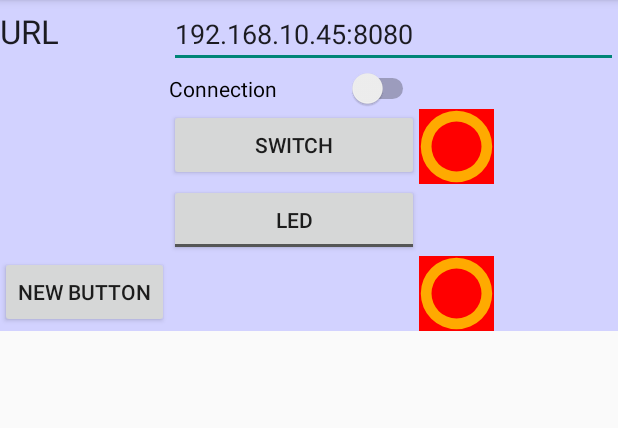
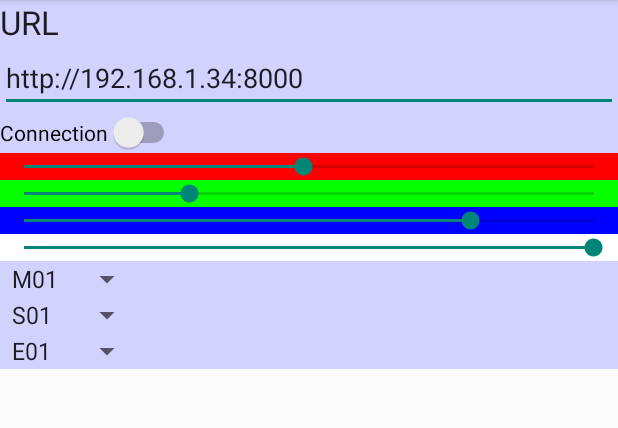
Before and after one commit to rimas79/rasp-controll, an Android app: the screen it shows after launch (MainActivity), on a phone screen of 412 x 824 dp, the part 84-512 px from its top. Run offline under Robolectric (Android 15) with nearby library versions, the phone set to English and light mode, and no system bars.

Commit message:
hx led controller support

```diff
--- a/raspcontroll/src/main/AndroidManifest.xml
+++ b/raspcontroll/src/main/AndroidManifest.xml
@@ -16,7 +16,7 @@
                 <category android:name="android.intent.category.LAUNCHER" />
             </intent-filter>
         </activity>
-        <permission />
+        <!--permission /-->
     </application>
     <uses-permission android:name="android.permission.INTERNET"></uses-permission>
 </manifest>
--- a/raspcontroll/src/main/java/com/rc/raspcontroll/MainActivity.java
+++ b/raspcontroll/src/main/java/com/rc/raspcontroll/MainActivity.java
@@ -4,6 +4,7 @@ import android.annotation.TargetApi;
 import android.content.Context;
 import android.content.SharedPreferences;
 import android.os.AsyncTask;
+import android.provider.Settings;
 import android.support.v7.app.ActionBarActivity;
 import android.support.v4.app.Fragment;
 import android.os.Bundle;
@@ -15,8 +16,11 @@ import android.view.Menu;
 import android.view.View;
 import android.view.ViewGroup;
 import android.os.Build;
+import android.widget.AdapterView;
 import android.widget.EditText;
 import android.widget.ImageView;
+import android.widget.SeekBar;
+import android.widget.Spinner;
 import android.widget.Switch;
 import android.widget.ToggleButton;
 
@@ -27,11 +31,12 @@ import java.io.Reader;
 import java.net.HttpURLConnection;
 import java.net.URL;
 
-public class MainActivity extends ActionBarActivity {
+public class MainActivity extends ActionBarActivity implements SeekBar.OnSeekBarChangeListener, Spinner.OnItemSelectedListener {
 
     static final String APP_PREFERENCES = "mysettings";
     static final String APP_PREFERENCES_URL = "rasp_url";
-    static final String APP_PREFERENCES_TOK = "rasp_tok";
+
+    private static String androidID;
 
 /*
     команды
@@ -40,10 +45,28 @@ public class MainActivity extends ActionBarActivity {
     static final String get_token = "get_token";
     static final String get_sw = "get_sw";
     static final String set_led = "set_led";
+// led bar
+    static final String LED_BAR = "led_bar";
+    static final String LED_BAR_DYN = "dynamic";
+    static final String LED_BAR_RED = "red";
+    static final String LED_BAR_GREEN = "green";
+    static final String LED_BAR_BLUE = "blue";
+    static final String LED_BAR_BRIGHT = "bright";
+    static final String LED_BAR_SPEED = "speed";
+    static final String LED_BAR_DYN_MODE = "dyn_mode";
+    static final String LED_BAR_DYN_EFF = "dyn_effect";
+//
+
+    SeekBar seekBarRed;
+    SeekBar seekBarGreen;
+    SeekBar seekBarBlue;
+    SeekBar seekBarBright;
+
+    Spinner spMode;
+    Spinner spSpeed;
+    Spinner spEffect;
 
     SharedPreferences mSettings;
-
-    RaspHTTPClient rasp;
 
     static private String raps_token = "";
 
@@ -55,28 +78,74 @@ public class MainActivity extends ActionBarActivity {
         MainActivity.raps_token = token;
     }
 
+    @Override
+    public void onProgressChanged(SeekBar seekBar, int progress,
+                                  boolean fromUser) {
+        // TODO Auto-generated method stub
+
+    }
+
+    @Override
+    public void onStartTrackingTouch(SeekBar seekBar) {
+        // TODO Auto-generated method stub
+
+    }
+
+    @Override
+    public void onStopTrackingTouch(SeekBar seekBar) {
+        // TODO Auto-generated method stub
+        RaspHTTPClient rasp;
+        rasp = new RaspHTTPClient();
+        String command = uri;
+        command += "/"+"LED_BAR?";
+        command += LED_BAR_DYN+"=false&";
+        command += LED_BAR_RED+"="+seekBarRed.getProgress()+"&";
+        command += LED_BAR_GREEN+"="+seekBarGreen.getProgress()+"&";
+        command += LED_BAR_BLUE+"="+seekBarBlue.getProgress()+"&";
+        command += LED_BAR_BRIGHT+"="+seekBarBright.getProgress();
+        rasp.execute(command);
+    }
+
+    @Override
+    public void onItemSelected(AdapterView<?> parent, View view,
+                               int position, long id) {
+        // показываем позиция нажатого элемента
+        RaspHTTPClient rasp;
+        rasp = new RaspHTTPClient();
+        String command = uri+"/"+"LED_BAR?"+LED_BAR_DYN+"=true&"+LED_BAR_SPEED+"="+(spSpeed.getSelectedItemPosition()+1)+"&"+LED_BAR_DYN_MODE+"="+(spMode.getSelectedItemPosition()+1)+"&"+LED_BAR_DYN_EFF+"="+(spEffect.getSelectedItemPosition()+1);
+     //   command = command + LED_BAR_RED+"="+seekBarRed.getProgress()+"&"+LED_BAR_GREEN+"="+seekBarGreen.getProgress()+"&"+LED_BAR_BLUE+"="+seekBarBlue.getProgress();
+        rasp.execute(command);
+    }
+
+    @Override
+    public void onNothingSelected(AdapterView<?> arg0) {
+    }
+
     void setConnected(Boolean status){
         Switch sw = (Switch) findViewById(R.id.swConnect);
         sw.setChecked(status);
         if (!status){
-            ImageView iv = (ImageView) findViewById(R.id.ivSwStatus);
-            iv.setBackgroundColor(0xaaa);
+//            ImageView iv = (ImageView) findViewById(R.id.ivSwStatus);
+//            iv.setBackgroundColor(0xaaa);
         }
+
     }
 
     void setSwitch(Boolean status){
-        ImageView iv = (ImageView) findViewById(R.id.ivSwStatus);
+/*        ImageView iv = (ImageView) findViewById(R.id.ivSwStatus);
         if (status){
             iv.setBackgroundColor(0xff99cc00);
         }
         else {
             iv.setBackgroundColor(0xffff4444);
         }
+*/
     }
 
     void setLED(Boolean status){
-        ToggleButton tb = (ToggleButton) findViewById(R.id.tbLED);
+/*        ToggleButton tb = (ToggleButton) findViewById(R.id.tbLED);
         tb.setChecked(status);
+*/
     }
 
     @Override
@@ -91,9 +160,11 @@ public class MainActivity extends ActionBarActivity {
                     .add(R.id.container, new PlaceholderFragment())
                     .commit();
         }
-        rasp = new RaspHTTPClient();
+
+        androidID = Settings.System.getString(getContentResolver(), Settings.System.ANDROID_ID);
+
+
     }
-
 
     @Override
     public boolean onCreateOptionsMenu(Menu menu) {
@@ -106,6 +177,22 @@ public class MainActivity extends ActionBarActivity {
     @Override
     public void onResume(){
         super.onResume();
+
+        seekBarRed = (SeekBar)findViewById(R.id.seekBarRed);
+        seekBarRed.setOnSeekBarChangeListener(this);
+        seekBarGreen = (SeekBar)findViewById(R.id.seekBarGreen);
+        seekBarGreen.setOnSeekBarChangeListener(this);
+        seekBarBlue = (SeekBar)findViewById(R.id.seekBarBlue);
+        seekBarBlue.setOnSeekBarChangeListener(this);
+        seekBarBright = (SeekBar)findViewById(R.id.seekBarBright);
+        seekBarBright.setOnSeekBarChangeListener(this);
+
+        spMode = (Spinner)findViewById(R.id.spinnerModes);
+        spMode.setOnItemSelectedListener(this);
+        spSpeed = (Spinner)findViewById(R.id.spinnerSpeeds);
+        spSpeed.setOnItemSelectedListener(this);
+        spEffect = (Spinner)findViewById(R.id.spinnerEffects);
+        spEffect.setOnItemSelectedListener(this);
 
         edURL = (EditText) findViewById(R.id.raspURL);
 
@@ -127,9 +214,6 @@ public class MainActivity extends ActionBarActivity {
             edURL.setText(uri);
         }
 
-        if (mSettings.contains(APP_PREFERENCES_TOK)) {
-            raps_token = mSettings.getString(APP_PREFERENCES_TOK, "");
-        }
     }
 
     @TargetApi(Build.VERSION_CODES.GINGERBREAD)
@@ -139,12 +223,13 @@ public class MainActivity extends ActionBarActivity {
         super.onPause();
         SharedPreferences.Editor editor = mSettings.edit();
         editor.putString(APP_PREFERENCES_URL, edURL.getText().toString());
-        editor.putString(APP_PREFERENCES_TOK, raps_token);
         editor.apply();
     }
 
     public void tbConn_Click(View view) {
-        rasp.execute(uri+'/'+get_token);
+        RaspHTTPClient rasp;
+        rasp = new RaspHTTPClient();
+        rasp.execute(uri+"/"+get_token+"?andr_id="+androidID);
         return;
     }
 
@@ -211,10 +296,11 @@ public class MainActivity extends ActionBarActivity {
         @Override
         protected String doInBackground(String... urls){
             try {
-                return downloadUrl(urls[0]);
+                String res = downloadUrl(urls[0]);
+                return res;
             }
             catch (IOException e) {
-                return "Unable to retrieve web page. URL may be invalid.";
+                return "Unable to retrieve web page:"+e.toString();
             }
         }
 
@@ -228,6 +314,7 @@ public class MainActivity extends ActionBarActivity {
             else if (result.startsWith("TOKEN")) {
                 String[] res_tok = result.split("=", 2);
                 setRaps_token(res_tok[1]);
+                setConnected(true);
             }
             else if (result.equals("SW_ON")){
                 setSwitch(true);
@@ -241,6 +328,9 @@ public class MainActivity extends ActionBarActivity {
             else if (result.equals("LED_OFF")){
                 setLED(false);
             }
+            else if (result.equals("LED_BAR_OK")){
+//                setLED(false);
+            }
             else {
                 setConnected(false);
             }
--- a/raspcontroll/src/main/res/layout/fragment_main.xml
+++ b/raspcontroll/src/main/res/layout/fragment_main.xml
@@ -4,31 +4,27 @@
     xmlns:android="http://schemas.android.com/apk/res/android"
     android:background="#d2d2ff">
 
-    <TableRow
+    <LinearLayout
+        android:orientation="vertical"
         android:layout_width="fill_parent"
         android:layout_height="fill_parent">
 
         <TextView
-            android:layout_width="wrap_content"
+            android:layout_width="fill_parent"
             android:layout_height="wrap_content"
             android:textAppearance="?android:attr/textAppearanceLarge"
             android:text="@string/labelRaspURL"
-            android:id="@+id/labelURL" />
+            android:id="@+id/labelURL"
+            android:layout_column="1" />
 
         <EditText
-            android:layout_width="wrap_content"
+            android:layout_width="fill_parent"
             android:layout_height="wrap_content"
             android:id="@+id/raspURL"
             android:layout_weight="1"
             android:inputType="textUri"
-            android:text="192.168.10.45:8080" />
-    </TableRow>
-
-    <TableRow
-        android:layout_width="fill_parent"
-        android:layout_height="fill_parent"
-        android:baselineAligned="false"
-        android:layout_gravity="center_horizontal">
+            android:text="http://192.168.1.34:8000"
+            android:layout_column="1" />
 
         <Switch
             android:layout_width="wrap_content"
@@ -39,72 +35,91 @@
             android:onClick="tbConn_Click"
             android:enabled="true"
             android:checked="false" />
+
+        <SeekBar
+            android:layout_width="match_parent"
+            android:layout_height="wrap_content"
+            android:id="@+id/seekBarRed"
+            android:layout_column="1"
+            android:indeterminate="false"
+            android:max="255"
+            android:progress="125"
+            android:background="#ff0000" />
+
+        <SeekBar
+            android:layout_width="match_parent"
+            android:layout_height="wrap_content"
+            android:id="@+id/seekBarGreen"
+            android:layout_column="1"
+            android:max="255"
+            android:progress="74"
+            android:background="#05ff00" />
+
+        <SeekBar
+            android:layout_width="match_parent"
+            android:layout_height="wrap_content"
+            android:id="@+id/seekBarBlue"
+            android:layout_column="1"
+            android:progress="200"
+            android:max="255"
+            android:background="#0000ff" />
+
+        <SeekBar
+            android:layout_width="match_parent"
+            android:layout_height="wrap_content"
+            android:id="@+id/seekBarBright"
+            android:layout_column="1"
+            android:progress="100"
+            android:max="100"
+            android:background="#ffffff"
+            android:indeterminate="false" />
+    </LinearLayout>
+
+    <TableRow
+        android:layout_width="fill_parent"
+        android:layout_height="fill_parent">
+
+        <Spinner
+            android:layout_width="wrap_content"
+            android:layout_height="wrap_content"
+            android:id="@+id/spinnerModes"
+            android:layout_column="1"
+            android:entries="@array/modes"
+            android:spinnerMode="dialog"
+            android:prompt="@string/sModesCaption" />
     </TableRow>
 
     <TableRow
         android:layout_width="fill_parent"
         android:layout_height="fill_parent">
 
-        <Button
+        <Spinner
             android:layout_width="wrap_content"
             android:layout_height="wrap_content"
-            android:text="@string/tbSwitchCaption"
-            android:id="@+id/bSwitch"
-            android:layout_column="1" />
-
-        <ImageView
-            android:layout_width="wrap_content"
-            android:layout_height="wrap_content"
-            android:id="@+id/ivSwStatus"
-            android:layout_column="3"
-            android:cropToPadding="false"
-            android:adjustViewBounds="false"
-            android:visibility="visible"
-            android:baselineAlignBottom="false"
-            android:scaleType="matrix"
-            android:src="@drawable/state_button"
-            android:background="#ff0000" />
-
+            android:id="@+id/spinnerSpeeds"
+            android:layout_column="1"
+            android:entries="@array/speeds"
+            android:spinnerMode="dialog"
+            android:prompt="@string/sSpeedCaption" />
     </TableRow>
 
     <TableRow
         android:layout_width="fill_parent"
         android:layout_height="fill_parent">
 
-        <ToggleButton
+        <Spinner
             android:layout_width="wrap_content"
             android:layout_height="wrap_content"
-            android:text="@string/tbLEDCaption"
-            android:id="@+id/tbLED"
+            android:id="@+id/spinnerEffects"
             android:layout_column="1"
-            android:textOff="@string/tbLEDCaption"
-            android:textOn="@string/tbLEDCaption"
-            android:singleLine="false" />
-
+            android:entries="@array/effects"
+            android:spinnerMode="dialog"
+            android:prompt="@string/sEffectCaption" />
     </TableRow>
 
-    <TableRow
-        android:layout_width="fill_parent"
-        android:layout_height="fill_parent">
-
-        <Button
-            android:layout_width="wrap_content"
-            android:layout_height="wrap_content"
-            android:text="New Button"
-            android:id="@+id/button" />
-
-        <ImageView
-            android:layout_width="wrap_content"
-            android:layout_height="wrap_content"
-            android:id="@+id/ivNewStatus"
-            android:layout_column="3"
-            android:cropToPadding="false"
-            android:adjustViewBounds="false"
-            android:visibility="visible"
-            android:baselineAlignBottom="false"
-            android:scaleType="matrix"
-            android:src="@drawable/state_button"
-            android:background="#ff0000" />
-    </TableRow>
+    <!--com.larswerkman.colorpicker.ColorPicker
+        android:id="@+id/color_picker"
+        android:layout_width="wrap_content"
+        android:layout_height="wrap_content"/-->
 
 </TableLayout>
--- /dev/null
+++ b/raspcontroll/src/main/res/values/attrs.xml
@@ -0,0 +1,20 @@
+<?xml version="1.0" encoding="utf-8"?>
+<resources>
+
+    <declare-styleable name="ColorPicker">
+        <attr name="color_wheel_radius" format="dimension" />
+        <attr name="color_wheel_thickness" format="dimension" />
+        <attr name="color_center_radius" format="dimension" />
+        <attr name="color_center_halo_radius" format="dimension"/>
+        <attr name="color_pointer_radius" format="dimension" />
+        <attr name="color_pointer_halo_radius" format="dimension" />
+    </declare-styleable>
+    <declare-styleable name="ColorBars">
+        <attr name="bar_thickness" format="dimension" />
+        <attr name="bar_length" format="dimension" />
+        <attr name="bar_pointer_radius" format="dimension" />
+        <attr name="bar_pointer_halo_radius" format="dimension" />
+        <attr name="bar_orientation_horizontal" format="boolean" />
+    </declare-styleable>
+
+</resources>
--- a/raspcontroll/src/main/res/values/dimens.xml
+++ b/raspcontroll/src/main/res/values/dimens.xml
@@ -1,6 +1,16 @@
+<?xml version="1.0" encoding="utf-8"?>
 <resources>
-    <!-- Default screen margins, per the Android Design guidelines. -->
-    <dimen name="activity_horizontal_margin">16dp</dimen>
-    <dimen name="activity_vertical_margin">16dp</dimen>
+    <!-- Standart dimens for the color wheel -->
+    <dimen name="color_wheel_radius">124dp</dimen>
+    <dimen name="color_wheel_thickness">8dp</dimen>
+    <dimen name="color_center_halo_radius">60dp</dimen>
+    <dimen name="color_center_radius">54dp</dimen>
+    <dimen name="color_pointer_halo_radius">18dp</dimen>
+    <dimen name="color_pointer_radius">14dp</dimen>
 
-    </resources>
+    <!-- Standart dimens for the bars -->
+    <dimen name="bar_thickness">4dp</dimen>
+    <dimen name="bar_length">240dp</dimen>
+    <dimen name="bar_pointer_radius">6dp</dimen>
+    <dimen name="bar_pointer_halo_radius">14dp</dimen>
+</resources>
--- a/raspcontroll/src/main/res/values/strings.xml
+++ b/raspcontroll/src/main/res/values/strings.xml
@@ -9,4 +9,29 @@
     <string name="tbLEDCaption">LED</string>
     <string name="tbSwitchCaption">Switch</string>
 
+    <string-array name="modes">
+        <item>M01</item>
+        <item>M02</item>
+        <item>M03</item>
+        <item>M04</item>
+        <item>M05</item>
+    </string-array>
+
+    <string-array name="speeds">
+        <item>S01</item>
+        <item>S02</item>
+        <item>S03</item>
+        <item>S04</item>
+        <item>S05</item>
+    </string-array>
+
+    <string-array name="effects">
+        <item>E01</item>
+        <item>E02</item>
+        <item>E03</item>
+        <item>E04</item>
+        <item>E05</item>
+        <item>E06</item>
+        <item>E07</item>
+    </string-array>
 </resources>
```
Also changed, not shown: 1 other file.
